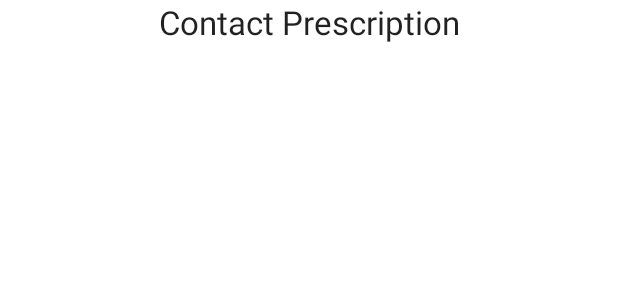
After one commit to biddlecom/ContactLensWearTracker, an Android app: the layout activity_prescription.xml on its own in the app's theme, with its tools: preview values and no code run, on a phone screen of 412 x 824 dp. The commit adds this screen. Shown: the top 300 px of the screen. Run offline under Robolectric (Android 15) with nearby library versions, the phone set to English and light mode, and no system bars.

Commit message:
Continue Privacy Policy
-add parent activity to Privacy Policy.
-add Prescription Activity.
-add Prescription menu item.
-add check to see if the user has any internet browser
apps installed on their device.
-begin Prescription activity layout.
-add strings for Privacy Policy and Prescription activities.

```diff
--- a/app/src/main/java/com/danielbiddlecom/contactlensweartracker/MainActivity.java
+++ b/app/src/main/java/com/danielbiddlecom/contactlensweartracker/MainActivity.java
@@ -595,6 +595,12 @@ public class MainActivity extends AppCompatActivity {
     public boolean onOptionsItemSelected(MenuItem item) {
         //User clicked on a menu option in the app bar overflow menu.
         switch (item.getItemId()) {
+            //Respond to a click on the "Prescription" menu option.
+            case R.id.action_prescription:
+                Intent intentToPrescriptionActivity = new Intent(MainActivity.this,
+                        Prescription.class);
+                startActivity(intentToPrescriptionActivity);
+                return true;
             //Respond to a click on the "Credit" menu option.
             case R.id.action_credits:
                 Intent intentToCreditsActivity = new Intent(MainActivity.this, Credits.class);
--- /dev/null
+++ b/app/src/main/res/layout/activity_prescription.xml
@@ -0,0 +1,24 @@
+<?xml version="1.0" encoding="utf-8"?>
+<ScrollView xmlns:android="http://schemas.android.com/apk/res/android"
+    xmlns:app="http://schemas.android.com/apk/res-auto"
+    xmlns:tools="http://schemas.android.com/tools"
+    android:layout_width="match_parent"
+    android:layout_height="match_parent"
+    tools:context=".Prescription">
+
+    <androidx.constraintlayout.widget.ConstraintLayout
+        android:layout_width="match_parent"
+        android:layout_height="wrap_content">
+
+        <TextView
+            android:id="@+id/prescription_contact_rx"
+            android:layout_width="match_parent"
+            android:layout_height="match_parent"
+            android:text="@string/prescription_contacts_rx_title"
+            android:textAppearance="@style/TextAppearance.AppCompat.Large"
+            android:gravity="center"/>
+
+
+    </androidx.constraintlayout.widget.ConstraintLayout>
+
+</ScrollView>
--- a/app/src/main/res/menu/overflow_main_activity.xml
+++ b/app/src/main/res/menu/overflow_main_activity.xml
@@ -3,6 +3,11 @@
     xmlns:app="http://schemas.android.com/apk/res-auto"
     xmlns:tools="http://schemas.android.com/tools"
     tools:context=".MainActivity">
+
+    <item
+        android:id="@+id/action_prescription"
+        android:title="@string/action_prescription"
+        app:showAsAction="never" />
 
     <item
         android:id="@+id/action_credits"
```
Also changed, not shown: app/src/main/AndroidManifest.xml (+7 -1 lines), app/src/main/java/com/danielbiddlecom/contactlensweartracker/Prescription.java (added, +14 -0 lines), app/src/main/java/com/danielbiddlecom/contactlensweartracker/PrivacyPolicy.java (+39 -4 lines), app/src/main/res/values/strings.xml (+7 -1 lines).
